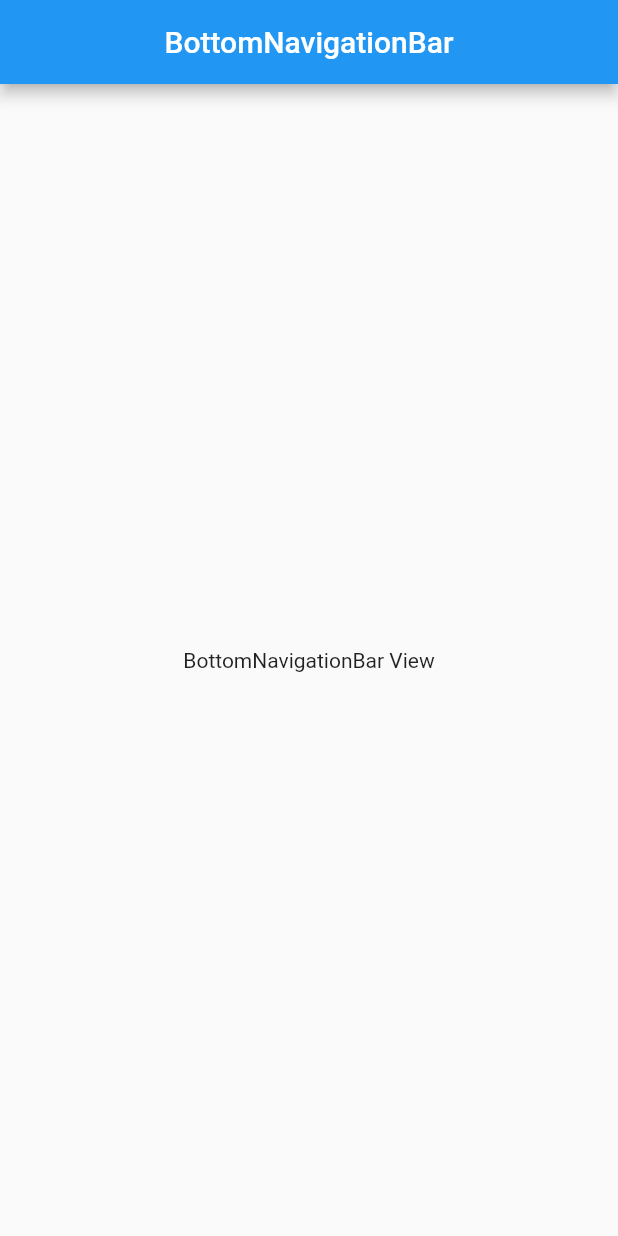
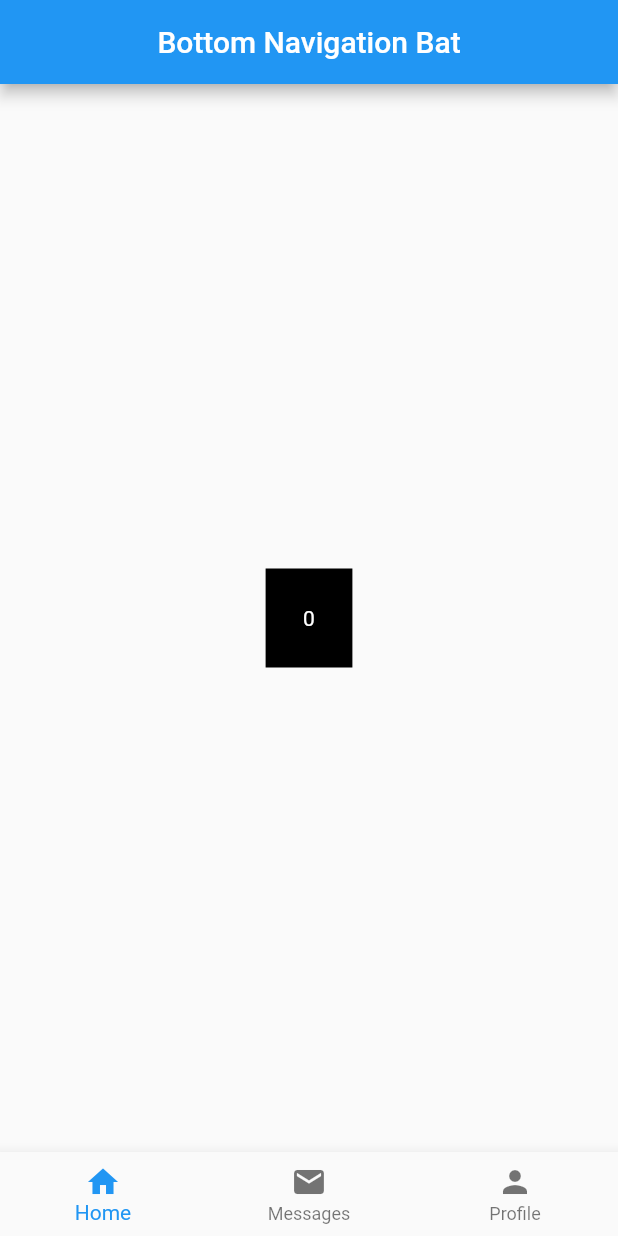
Before and after one commit to jugalw13/Flutter-Widget-Learner, a Flutter app: the BottomNavigationBarView screen opened directly, on a phone screen of 412 x 824 dp. Run offline on Flutter 3.47's test engine with Material 2 defaults, Android fonts, the phone set to English and light mode, and no system bars.

Commit message:
app structure views done

```diff
--- a/lib/views/app_structure_views/bottom_navigation_bar_views/bottom_navigation_bar_view.dart
+++ b/lib/views/app_structure_views/bottom_navigation_bar_views/bottom_navigation_bar_view.dart
@@ -1,13 +1,86 @@
 import 'package:flutter/material.dart';
-import 'package:widget_learner/widgets/scaffolds/custom_scaffold.dart';
 
-class BottomNavigationBarView extends StatelessWidget {
+class BottomNavigationBarView extends StatefulWidget {
+  @override
+  _BottomNavigationBarViewState createState() =>
+      _BottomNavigationBarViewState();
+}
+
+class _BottomNavigationBarViewState extends State<BottomNavigationBarView> {
+  int _currentIndex = 0;
+  List<Widget> _children = [
+    PlaceholderWidget(
+      color: Colors.black,
+      index: 0,
+    ),
+    PlaceholderWidget(
+      color: Colors.blue,
+      index: 1,
+    ),
+    PlaceholderWidget(
+      color: Colors.red,
+      index: 2,
+    ),
+  ];
+
   @override
   Widget build(BuildContext context) {
-    return CustomScaffold(
-      title: 'BottomNavigationBar',
-      body: Center(
-        child: Text('BottomNavigationBar View'),
+    return Scaffold(
+      appBar: AppBar(
+        title: Text('Bottom Navigation Bat'),
+        centerTitle: true,
+      ),
+      body: _children[_currentIndex],
+      bottomNavigationBar: BottomNavigationBar(
+        onTap: onTabTapped,
+        currentIndex: _currentIndex,
+        items: <BottomNavigationBarItem>[
+          BottomNavigationBarItem(
+            icon: Icon(Icons.home),
+            title: Text('Home'),
+          ),
+          BottomNavigationBarItem(
+            icon: Icon(Icons.mail),
+            title: Text('Messages'),
+          ),
+          BottomNavigationBarItem(
+            icon: Icon(Icons.person),
+            title: Text('Profile'),
+          ),
+        ],
+      ),
+    );
+  }
+
+  void onTabTapped(int index) {
+    setState(() {
+      _currentIndex = index;
+    });
+  }
+}
+
+class PlaceholderWidget extends StatelessWidget {
+  final Color color;
+  final int index;
+
+  PlaceholderWidget({
+    @required Color color,
+    @required int index,
+  })  : this.color = color,
+        this.index = index;
+
+  @override
+  Widget build(BuildContext context) {
+    return Center(
+      child: Container(
+        padding: EdgeInsets.all(25),
+        color: color,
+        child: Text(
+          '$index',
+          style: TextStyle(
+            color: Colors.white,
+          ),
+        ),
       ),
     );
   }
```
Also changed, not shown: lib/views/app_structure_views/drawer_views/drawer_view.dart (+37 -4 lines), lib/views/app_structure_views/sliver_app_bar_views/sliver_app_bar_view.dart (+29 -5 lines), lib/views/app_structure_views/tab_bar_views/tab_bar_view.dart (+38 -5 lines).
